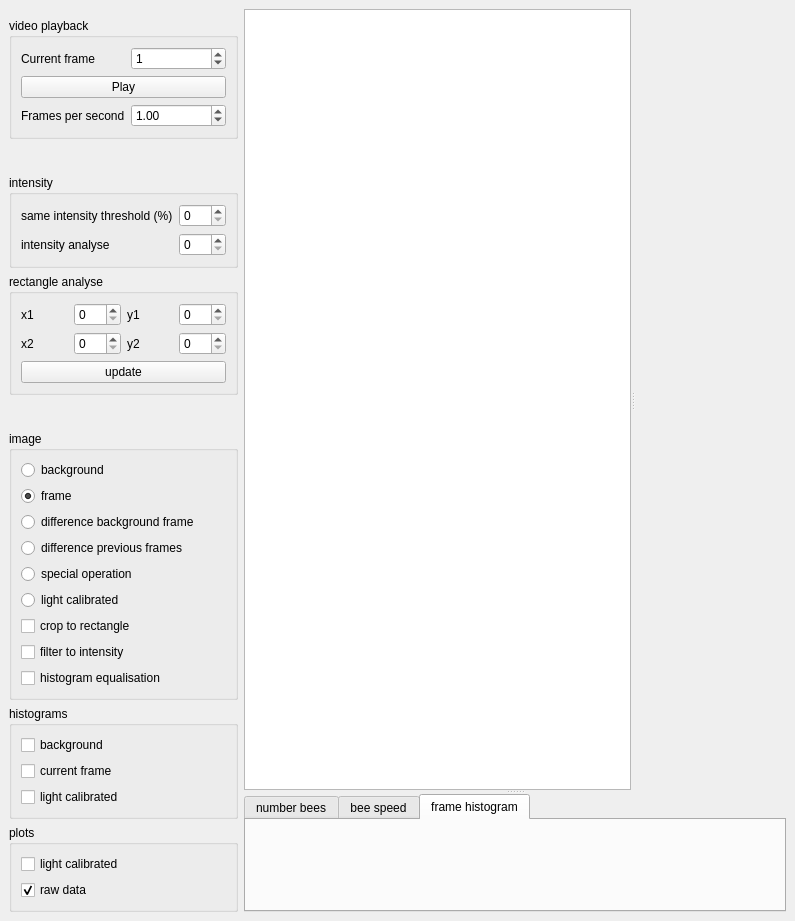
Qt form video-analyser.ui (plsm/assisi-video-analyser) before a commit.
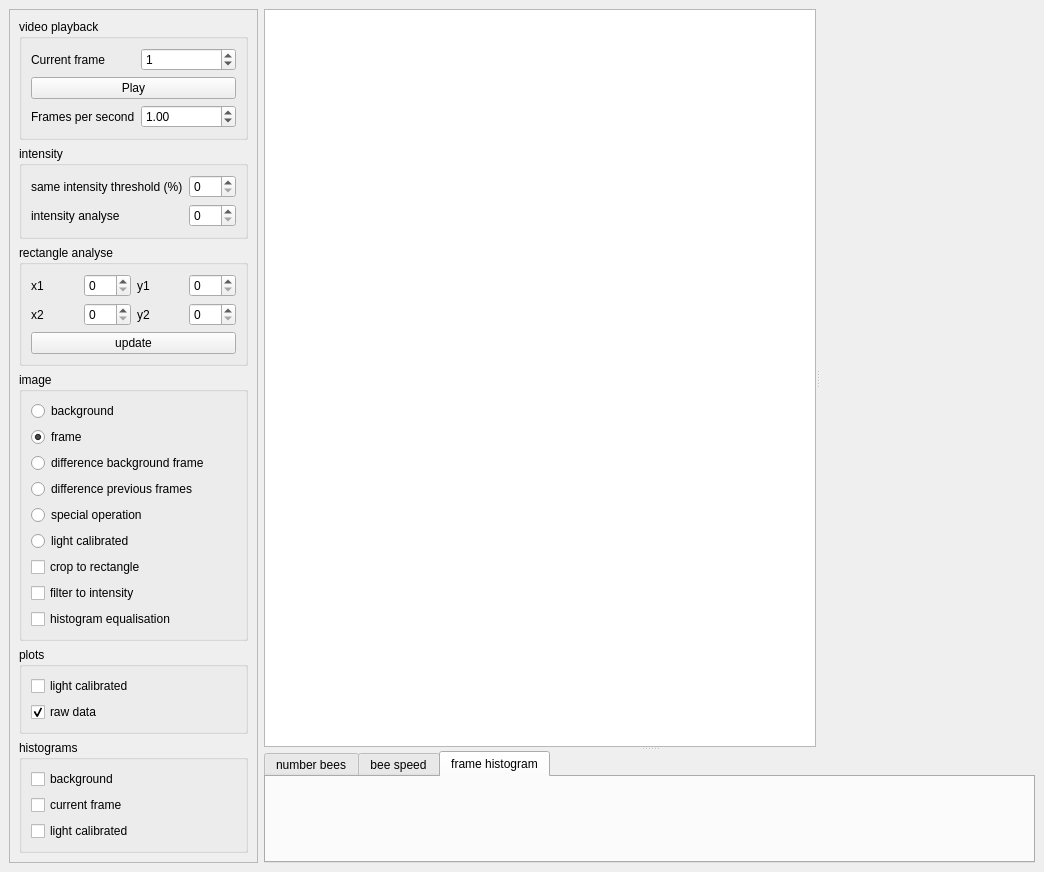
The same form after that commit. Custom widgets are drawn as their Qt base class.

Commit message: Control buttons and text boxes are in a scrollable area.

Diff of the .ui file:
```diff
--- a/video-analyser.ui
+++ b/video-analyser.ui
@@ -6,8 +6,8 @@
    <rect>
     <x>0</x>
     <y>0</y>
-    <width>795</width>
-    <height>921</height>
+    <width>1044</width>
+    <height>872</height>
    </rect>
   </property>
   <property name="sizePolicy">
@@ -28,23 +28,29 @@
    </property>
    <layout class="QHBoxLayout" name="horizontalLayout_7">
     <item>
-     <widget class="QFrame" name="controlFrame">
+     <widget class="QScrollArea" name="scrollArea">
       <property name="sizePolicy">
-       <sizepolicy hsizetype="Minimum" vsizetype="Minimum">
+       <sizepolicy hsizetype="Minimum" vsizetype="Expanding">
         <horstretch>0</horstretch>
         <verstretch>0</verstretch>
        </sizepolicy>
       </property>
-      <layout class="QVBoxLayout" name="verticalLayout_4">
-       <property name="leftMargin">
-        <number>0</number>
-       </property>
-       <property name="rightMargin">
-        <number>0</number>
-       </property>
-       <property name="bottomMargin">
-        <number>0</number>
+      <property name="horizontalScrollBarPolicy">
+       <enum>Qt::ScrollBarAlwaysOff</enum>
+      </property>
+      <property name="widgetResizable">
+       <bool>true</bool>
+      </property>
+      <widget class="QWidget" name="scrollAreaWidgetContents">
+       <property name="geometry">
+        <rect>
+         <x>0</x>
+         <y>0</y>
+         <width>288</width>
+         <height>892</height>
+        </rect>
        </property>
+       <layout class="QVBoxLayout" name="verticalLayout_6">
        <item>
         <widget class="QGroupBox" name="groupBox">
          <property name="sizePolicy">
@@ -109,7 +115,7 @@
          <property name="sizeHint" stdset="0">
           <size>
            <width>20</width>
-           <height>10</height>
+            <height>6</height>
           </size>
          </property>
         </spacer>
@@ -313,6 +319,38 @@
          </layout>
         </widget>
        </item>
+        <item>
+         <widget class="QGroupBox" name="groupBox_5">
+          <property name="sizePolicy">
+           <sizepolicy hsizetype="Minimum" vsizetype="Minimum">
+            <horstretch>0</horstretch>
+            <verstretch>0</verstretch>
+           </sizepolicy>
+          </property>
+          <property name="title">
+           <string>plots</string>
+          </property>
+          <layout class="QVBoxLayout" name="verticalLayout_5">
+           <item>
+            <widget class="QCheckBox" name="lightCalibratedPlotsCheckBox">
+             <property name="text">
+              <string>light calibrated</string>
+             </property>
+            </widget>
+           </item>
+           <item>
+            <widget class="QCheckBox" name="rawDataCheckBox">
+             <property name="text">
+              <string>raw data</string>
+             </property>
+             <property name="checked">
+              <bool>true</bool>
+             </property>
+            </widget>
+           </item>
+          </layout>
+         </widget>
+        </item>
        <item>
         <widget class="QGroupBox" name="groupBox_6">
          <property name="sizePolicy">
@@ -349,39 +387,8 @@
          </layout>
         </widget>
        </item>
-       <item>
-        <widget class="QGroupBox" name="groupBox_5">
-         <property name="sizePolicy">
-          <sizepolicy hsizetype="Minimum" vsizetype="Minimum">
-           <horstretch>0</horstretch>
-           <verstretch>0</verstretch>
-          </sizepolicy>
-         </property>
-         <property name="title">
-          <string>plots</string>
-         </property>
-         <layout class="QVBoxLayout" name="verticalLayout_5">
-          <item>
-           <widget class="QCheckBox" name="lightCalibratedPlotsCheckBox">
-            <property name="text">
-             <string>light calibrated</string>
-            </property>
-           </widget>
-          </item>
-          <item>
-           <widget class="QCheckBox" name="rawDataCheckBox">
-            <property name="text">
-             <string>raw data</string>
-            </property>
-            <property name="checked">
-             <bool>true</bool>
-            </property>
-           </widget>
-          </item>
-         </layout>
-        </widget>
-       </item>
-      </layout>
+       </layout>
+      </widget>
      </widget>
     </item>
     <item>
```
Lines whose indentation alone changed are shown as unchanged.
